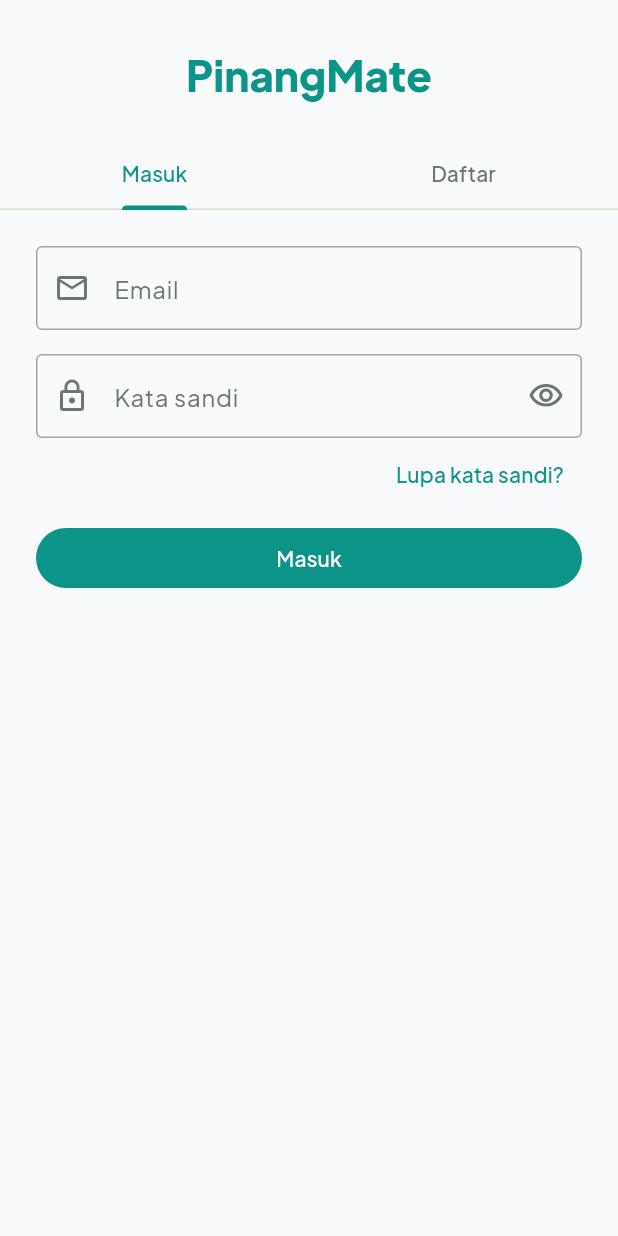
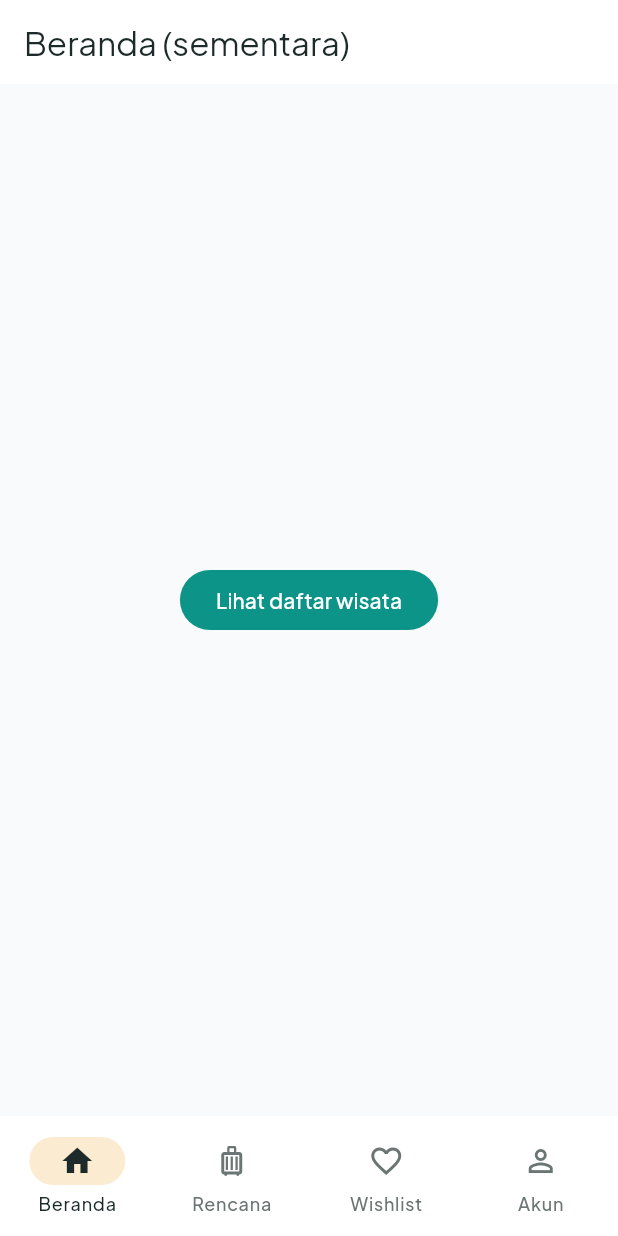
Before and after one commit to cntoaprilhalawa-tech/pinangmate, a Flutter app: the screen it shows after launch, on a phone screen of 412 x 824 dp. Run offline on Flutter 3.47's test engine with Material 3 defaults, Android fonts, the phone set to English and light mode, and no system bars; our stand-ins replace cloud_firestore, firebase_auth, firebase_core, go_router, google_fonts; accounts and stored records are empty.

Commit message:
navigasi: bottom nav 4 tab, ajakan masuk untuk tamu, perbaikan alur login

```diff
--- a/lib/ui/auth/auth_view_model.dart
+++ b/lib/ui/auth/auth_view_model.dart
@@ -21,6 +21,9 @@ class AuthViewModel extends ChangeNotifier {
   AuthStatus status = AuthStatus.idle;
   String? error;
 
+  // BARU: hanya berubah saat status login berubah. Dipakai router.
+  final ValueNotifier<int> routerRefresh = ValueNotifier<int>(0);
+
   bool get loggedIn => user != null;
   bool get loading => status == AuthStatus.loading;
 
@@ -36,6 +39,7 @@ class AuthViewModel extends ChangeNotifier {
     }
     ready = true;
     notifyListeners();
+    routerRefresh.value++; // BARU
   }
 
   Future<bool> login(String email, String password) =>
@@ -99,6 +103,7 @@ class AuthViewModel extends ChangeNotifier {
   @override
   void dispose() {
     _sub?.cancel();
+    routerRefresh.dispose(); // BARU
     super.dispose();
   }
 }
--- /dev/null
+++ b/lib/ui/core/app_shell.dart
@@ -0,0 +1,54 @@
+import 'package:flutter/material.dart';
+import 'package:go_router/go_router.dart';
+import 'package:provider/provider.dart';
+
+import '../auth/auth_gate.dart';
+import '../auth/auth_view_model.dart';
+
+class AppShell extends StatelessWidget {
+  const AppShell({super.key, required this.shell});
+
+  final StatefulNavigationShell shell;
+
+  void _onTap(BuildContext context, int i) {
+    shell.goBranch(i, initialLocation: i == shell.currentIndex);
+    final loggedIn = context.read<AuthViewModel>().loggedIn;
+    // Tab 1 = Rencana, tab 2 = Wishlist: khusus yang sudah login.
+    if (!loggedIn && (i == 1 || i == 2)) {
+      showAjakanMasuk(context, onLater: () => shell.goBranch(0));
+    }
+  }
+
+  @override
+  Widget build(BuildContext context) {
+    return Scaffold(
+      body: shell,
+      bottomNavigationBar: NavigationBar(
+        selectedIndex: shell.currentIndex,
+        onDestinationSelected: (i) => _onTap(context, i),
+        destinations: const [
+          NavigationDestination(
+            icon: Icon(Icons.home_outlined),
+            selectedIcon: Icon(Icons.home),
+            label: 'Beranda',
+          ),
+          NavigationDestination(
+            icon: Icon(Icons.luggage_outlined),
+            selectedIcon: Icon(Icons.luggage),
+            label: 'Rencana',
+          ),
+          NavigationDestination(
+            icon: Icon(Icons.favorite_border),
+            selectedIcon: Icon(Icons.favorite),
+            label: 'Wishlist',
+          ),
+          NavigationDestination(
+            icon: Icon(Icons.person_outline),
+            selectedIcon: Icon(Icons.person),
+            label: 'Akun',
+          ),
+        ],
+      ),
+    );
+  }
+}
--- /dev/null
+++ b/lib/ui/home/beranda_page.dart
@@ -0,0 +1,19 @@
+import 'package:flutter/material.dart';
+import 'package:go_router/go_router.dart';
+
+class BerandaPage extends StatelessWidget {
+  const BerandaPage({super.key});
+
+  @override
+  Widget build(BuildContext context) {
+    return Scaffold(
+      appBar: AppBar(title: const Text('Beranda (sementara)')),
+      body: Center(
+        child: FilledButton(
+          onPressed: () => context.push('/kategori/wisata'),
+          child: const Text('Lihat daftar wisata'),
+        ),
+      ),
+    );
+  }
+}
```
Also changed, not shown: lib/app/router.dart (+48 -23 lines), lib/ui/auth/akun_page.dart (added, +45 -0 lines), lib/ui/auth/auth_gate.dart (added, +102 -0 lines), lib/ui/auth/login_page.dart (+19 -4 lines).
